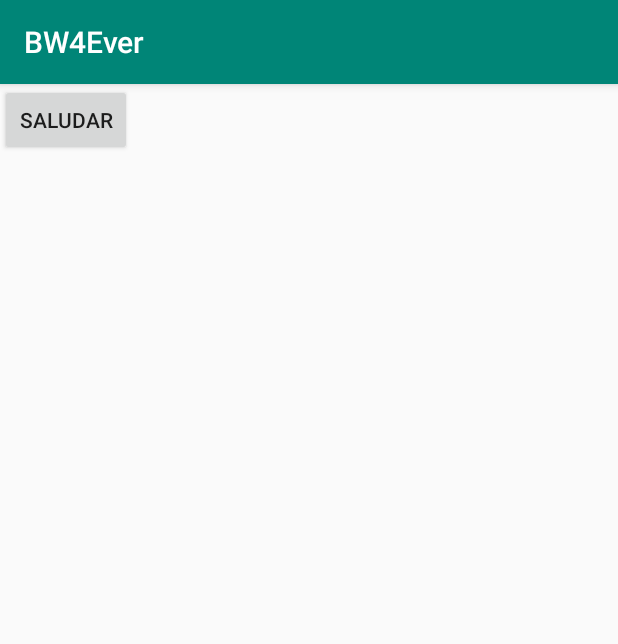
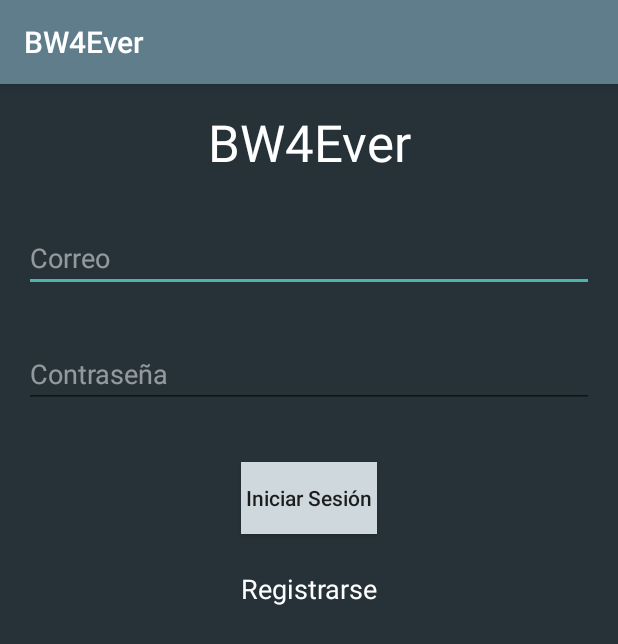
Before and after one commit to JavierIRodriguez/BW4Ever, an Android app: the screen it shows after launch (MainActivity before the commit, LoginActivity after it), on a phone screen of 412 x 824 dp. Shown: the top 644 px of the screen. Run offline under Robolectric (Android 15) with nearby library versions, the phone set to English and light mode, and no system bars; our stand-ins replace Firebase (no records; nobody signed in at launch, a user with empty details on screens opened directly).

Commit message:
Se creó el módulo Login y Registro, con funcionalidades básicas y conexión a Firebase.

```diff
--- a/app/src/main/AndroidManifest.xml
+++ b/app/src/main/AndroidManifest.xml
@@ -9,7 +9,9 @@
         android:roundIcon="@mipmap/ic_launcher_round"
         android:supportsRtl="true"
         android:theme="@style/AppTheme">
-        <activity android:name=".MainActivity">
+        <activity android:name=".RegistroActivity"></activity>
+        <activity android:name=".MainActivity" />
+        <activity android:name=".LoginActivity">
             <intent-filter>
                 <action android:name="android.intent.action.MAIN" />
 
--- /dev/null
+++ b/app/src/main/java/com/example/bw4ever/LoginActivity.java
@@ -0,0 +1,67 @@
+package com.example.bw4ever;
+
+import androidx.annotation.NonNull;
+import androidx.appcompat.app.AppCompatActivity;
+
+import android.app.ProgressDialog;
+import android.content.Intent;
+import android.os.Bundle;
+import android.view.View;
+import android.widget.EditText;
+import android.widget.Toast;
+
+import com.google.android.gms.tasks.OnCompleteListener;
+import com.google.android.gms.tasks.Task;
+import com.google.firebase.auth.AuthResult;
+import com.google.firebase.auth.FirebaseAuth;
+import com.google.firebase.database.FirebaseDatabase;
+
+public class LoginActivity extends AppCompatActivity {
+
+    EditText txtcorreo, txtpassword;
+    FirebaseAuth firebaseAuth;
+    ProgressDialog progressDialog;
+
+
+    @Override
+    protected void onCreate(Bundle savedInstanceState) {
+        super.onCreate(savedInstanceState);
+        setContentView(R.layout.activity_login);
+        txtcorreo = findViewById(R.id.txt_loginMail);
+        txtpassword = findViewById(R.id.txt_loginPassword);
+
+        firebaseAuth = FirebaseAuth.getInstance();
+        progressDialog = new ProgressDialog(this);
+        progressDialog.setProgressStyle(ProgressDialog.STYLE_SPINNER);
+    }
+
+    public void iniciarSesion(View view) {
+        final String mail = txtcorreo.getText().toString();
+        final String pass = txtpassword.getText().toString();
+
+        if (mail.isEmpty() || pass.isEmpty()){
+            Toast.makeText(this,"Verifique Datos Ingresados", Toast.LENGTH_SHORT).show();
+        }
+        else{
+            progressDialog.setMessage("Conectando con la Base de datos");
+            progressDialog.show();
+            firebaseAuth.signInWithEmailAndPassword(mail, pass)
+                    .addOnCompleteListener(new OnCompleteListener<AuthResult>() {
+                        @Override
+                        public void onComplete(@NonNull Task<AuthResult> task) {
+                            if(task.isSuccessful()){
+                                startActivity(new Intent(LoginActivity.this, MainActivity.class));
+                            }else{
+                                Toast.makeText(LoginActivity.this, "Usuario no existe", Toast.LENGTH_SHORT).show();
+                            }
+                            progressDialog.dismiss();
+                        }
+                    });
+        }
+
+    }
+
+    public void cargarRegistro(View view) {
+        startActivity(new Intent(this, RegistroActivity.class));
+    }
+}
--- /dev/null
+++ b/app/src/main/res/layout/activity_login.xml
@@ -0,0 +1,63 @@
+<?xml version="1.0" encoding="utf-8"?>
+<LinearLayout xmlns:android="http://schemas.android.com/apk/res/android"
+    xmlns:app="http://schemas.android.com/apk/res-auto"
+    xmlns:tools="http://schemas.android.com/tools"
+    android:layout_width="match_parent"
+    android:layout_height="match_parent"
+
+    android:orientation="vertical"
+    android:background="@color/colorDarkest"
+    tools:context=".LoginActivity">
+
+    <TextView
+        android:text="BW4Ever"
+        android:textSize="34sp"
+        android:gravity="center"
+        android:textColor="#ffff"
+        android:layout_margin="16dp"
+        android:layout_width="match_parent"
+        android:layout_height="wrap_content"/>
+
+    <EditText
+        android:id="@+id/txt_loginMail"
+        android:hint="Correo"
+        android:inputType="textEmailAddress"
+        android:layout_margin="16dp"
+        android:textColorHint="#80FFFFFF"
+        android:textColor="#ffff"
+        android:layout_width="match_parent"
+        android:layout_height="wrap_content"/>
+
+    <EditText
+        android:id="@+id/txt_loginPassword"
+        android:hint="Contraseña"
+        android:inputType="textPassword"
+        android:layout_margin="16dp"
+        android:textColorHint="#80FFFFFF"
+        android:textColor="#ffff"
+        android:layout_width="match_parent"
+        android:layout_height="wrap_content"/>
+
+    <Button
+        android:id="@+id/btn_login"
+        android:text=" Iniciar Sesión "
+        android:textAllCaps="false"
+        android:onClick="iniciarSesion"
+        android:background="@color/colorBrighter"
+        android:layout_width="wrap_content"
+        android:layout_height="wrap_content"
+        android:layout_gravity="center"
+        android:layout_marginTop="20dp"/>
+
+    <TextView
+        android:layout_marginTop="24dp"
+        android:textSize="18sp"
+        android:gravity="center"
+        android:text="Registrarse"
+        android:textColor="#ffff"
+        android:onClick="cargarRegistro"
+        android:layout_width="match_parent"
+        android:layout_height="wrap_content"/>
+
+
+</LinearLayout>
--- a/app/src/main/res/values/colors.xml
+++ b/app/src/main/res/values/colors.xml
@@ -1,6 +1,12 @@
 <?xml version="1.0" encoding="utf-8"?>
 <resources>
-    <color name="colorPrimary">#008577</color>
-    <color name="colorPrimaryDark">#00574B</color>
-    <color name="colorAccent">#D81B60</color>
+    <color name="colorPrimary">#607d8b</color>
+    <color name="colorPrimaryDark">#263238</color>
+    <color name="colorAccent">#4db6ac</color>
+    <color name="colorDarkest">#263238</color>
+    <color name="colorDarker">#455a64</color>
+    <color name="colorMedium">#607d8b</color>
+    <color name="colorBright">#90a4ae</color>
+    <color name="colorBrighter">#cfd8dc</color>
+
 </resources>
--- a/build.gradle
+++ b/build.gradle
@@ -8,7 +8,7 @@ buildscript {
     }
     dependencies {
         classpath 'com.android.tools.build:gradle:3.6.3'
-
+        classpath 'com.google.gms:google-services:4.3.3'
         // NOTE: Do not place your application dependencies here; they belong
         // in the individual module build.gradle files
     }
```
Also changed, not shown: app/build.gradle (+12 -0 lines), app/src/main/java/com/example/bw4ever/MainActivity.java (+91 -2 lines), app/src/main/java/com/example/bw4ever/RegistroActivity.java (added, +88 -0 lines), app/src/main/java/com/example/bw4ever/adapter/EjercicioAdapter.java (added, +56 -0 lines), app/src/main/java/com/example/bw4ever/modelo/Ejercicio.java (added, +41 -0 lines), app/src/main/java/com/example/bw4ever/modelo/EjercicioService.java (added, +20 -0 lines), app/src/main/java/com/example/bw4ever/modelo/Usuario.java (added, +43 -0 lines), app/src/main/res/layout/activity_main.xml (+39 -6 lines), app/src/main/res/layout/activity_registro.xml (added, +69 -0 lines), app/src/main/res/layout/item.xml (added, +29 -0 lines), 1 other file.
